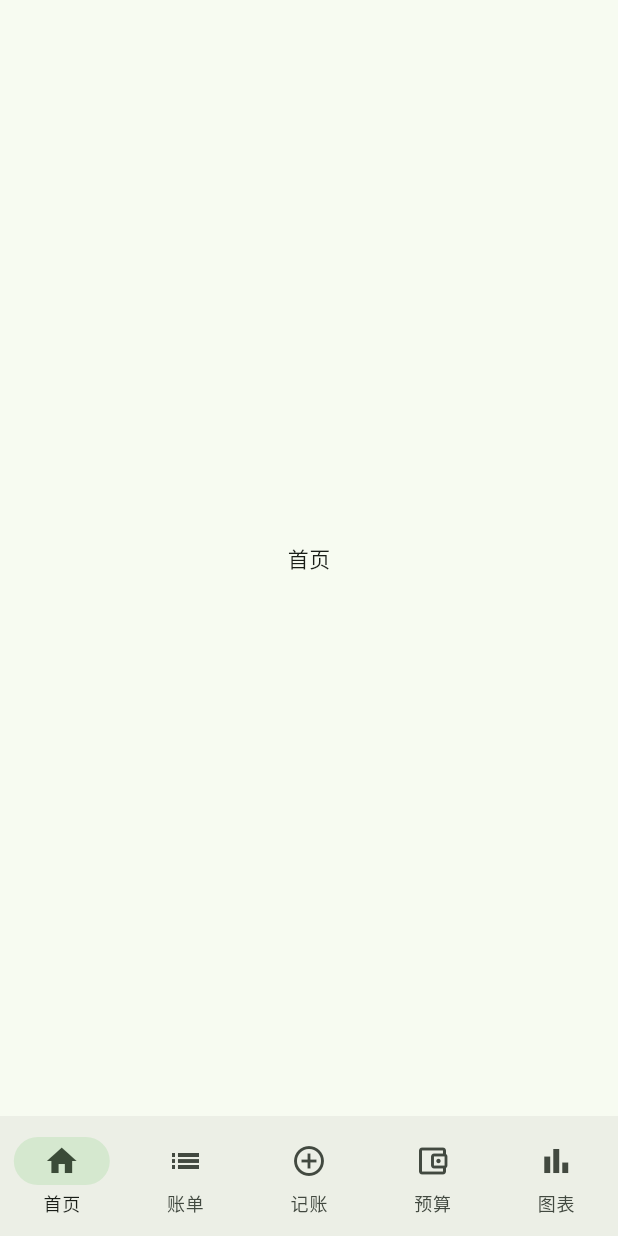
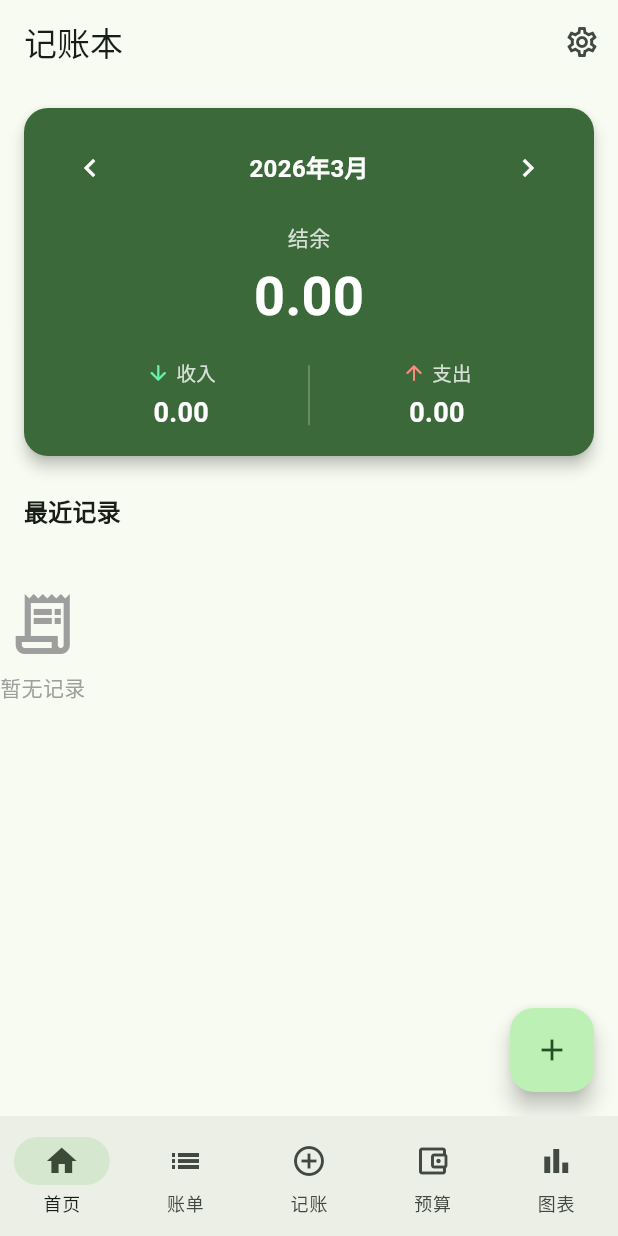
Before and after one commit to Ayor1337/flutter-accounting-book, a Flutter app: the screen it shows after launch, on a phone screen of 412 x 824 dp. Run offline on Flutter 3.47's test engine with Material 3 defaults, Android fonts, the phone set to English and light mode, and no system bars; our stand-ins replace drift, flutter_riverpod, go_router; accounts and stored records are empty; generated files the repository leaves out were written again.

Commit message:
feat: 实现首页（月度汇总卡片+最近交易列表）
- home_providers.dart：homeMonthProvider + monthlySummaryProvider.family + recentTransactionsProvider
- monthly_summary_card.dart：月份导航+结余大字+收支两列卡片
- recent_transactions_list.dart：最近交易列表（颜色/日期/金额）+空状态
- home_page.dart：整合卡片+列表+FAB，AsyncValue 三态处理

Co-Authored-By: Claude Sonnet 4.6 <noreply@anthropic.com>

```diff
--- a/lib/features/home/home_page.dart
+++ b/lib/features/home/home_page.dart
@@ -1,12 +1,97 @@
 import 'package:flutter/material.dart';
+import 'package:flutter_riverpod/flutter_riverpod.dart';
+import 'package:go_router/go_router.dart';
+import 'package:accounting_book/core/utils/date_utils.dart';
+import 'package:accounting_book/features/home/providers/home_providers.dart';
+import 'package:accounting_book/features/home/widgets/monthly_summary_card.dart';
+import 'package:accounting_book/features/home/widgets/recent_transactions_list.dart';
 
-class HomePage extends StatelessWidget {
+class HomePage extends ConsumerWidget {
   const HomePage({super.key});
 
   @override
-  Widget build(BuildContext context) {
-    return const Scaffold(
-      body: Center(child: Text('首页')),
+  Widget build(BuildContext context, WidgetRef ref) {
+    final month = ref.watch(homeMonthProvider);
+    final summaryAsync = ref.watch(monthlySummaryProvider(month));
+    final recentAsync = ref.watch(recentTransactionsProvider);
+
+    return Scaffold(
+      appBar: AppBar(
+        title: const Text('记账本'),
+        actions: [
+          IconButton(
+            icon: const Icon(Icons.settings_outlined),
+            onPressed: () => context.go('/settings'),
+            tooltip: '设置',
+          ),
+        ],
+      ),
+      body: SingleChildScrollView(
+        child: Column(
+          crossAxisAlignment: CrossAxisAlignment.start,
+          children: [
+            // 月度收支卡片
+            summaryAsync.when(
+              loading: () => const SizedBox(
+                height: 180,
+                child: Center(child: CircularProgressIndicator()),
+              ),
+              error: (e, _) => Padding(
+                padding: const EdgeInsets.all(16),
+                child: Card(
+                  child: Padding(
+                    padding: const EdgeInsets.all(16),
+                    child: Text('加载失败：$e'),
+                  ),
+                ),
+              ),
+              data: (summary) => MonthlySummaryCard(
+                month: month,
+                summary: summary,
+                onPreviousMonth: () {
+                  ref.read(homeMonthProvider.notifier).state =
+                      previousMonth(month);
+                },
+                onNextMonth: () {
+                  ref.read(homeMonthProvider.notifier).state =
+                      nextMonth(month);
+                },
+              ),
+            ),
+
+            // 最近记录标题
+            Padding(
+              padding:
+                  const EdgeInsets.symmetric(horizontal: 16, vertical: 8),
+              child: Text(
+                '最近记录',
+                style: Theme.of(context).textTheme.titleMedium?.copyWith(
+                      fontWeight: FontWeight.w600,
+                    ),
+              ),
+            ),
+
+            // 最近交易列表
+            recentAsync.when(
+              loading: () => const Padding(
+                padding: EdgeInsets.all(32),
+                child: Center(child: CircularProgressIndicator()),
+              ),
+              error: (e, _) => Padding(
+                padding: const EdgeInsets.all(16),
+                child: Text('加载失败：$e'),
+              ),
+              data: (transactions) =>
+                  RecentTransactionsList(transactions: transactions),
+            ),
+          ],
+        ),
+      ),
+      floatingActionButton: FloatingActionButton(
+        onPressed: () => context.go('/add'),
+        tooltip: '记账',
+        child: const Icon(Icons.add),
+      ),
     );
   }
 }
--- /dev/null
+++ b/lib/features/home/providers/home_providers.dart
@@ -0,0 +1,19 @@
+import 'package:flutter_riverpod/flutter_riverpod.dart';
+import 'package:accounting_book/core/database/app_database.dart';
+import 'package:accounting_book/core/providers/database_provider.dart';
+import 'package:accounting_book/core/utils/date_utils.dart';
+
+// 当前选中月份（首页用）
+final homeMonthProvider = StateProvider<String>((ref) => currentMonth());
+
+// 月度收支汇总
+final monthlySummaryProvider = StreamProvider.autoDispose
+    .family<({double income, double expense}), String>((ref, month) {
+  return ref.watch(transactionDaoProvider).getMonthlySummary(month);
+});
+
+// 最近5条交易（不随月份变化）
+final recentTransactionsProvider =
+    StreamProvider.autoDispose<List<Transaction>>((ref) {
+  return ref.watch(transactionDaoProvider).getRecentTransactions(5);
+});
--- /dev/null
+++ b/lib/features/home/widgets/monthly_summary_card.dart
@@ -0,0 +1,158 @@
+import 'package:flutter/material.dart';
+import 'package:accounting_book/core/utils/currency_formatter.dart';
+import 'package:accounting_book/core/utils/date_utils.dart';
+
+class MonthlySummaryCard extends StatelessWidget {
+  final String month;
+  final ({double income, double expense}) summary;
+  final VoidCallback onPreviousMonth;
+  final VoidCallback onNextMonth;
+
+  const MonthlySummaryCard({
+    super.key,
+    required this.month,
+    required this.summary,
+    required this.onPreviousMonth,
+    required this.onNextMonth,
+  });
+
+  @override
+  Widget build(BuildContext context) {
+    final balance = summary.income - summary.expense;
+    final colorScheme = Theme.of(context).colorScheme;
+
+    return Card(
+      margin: const EdgeInsets.all(16),
+      shape: RoundedRectangleBorder(borderRadius: BorderRadius.circular(16)),
+      color: colorScheme.primary,
+      elevation: 4,
+      child: Padding(
+        padding: const EdgeInsets.symmetric(horizontal: 20, vertical: 16),
+        child: Column(
+          children: [
+            // 顶部：月份导航
+            Row(
+              mainAxisAlignment: MainAxisAlignment.spaceBetween,
+              children: [
+                IconButton(
+                  onPressed: onPreviousMonth,
+                  icon: const Icon(Icons.chevron_left),
+                  color: colorScheme.onPrimary,
+                  padding: EdgeInsets.zero,
+                  constraints: const BoxConstraints(),
+                ),
+                Text(
+                  formatMonth(month),
+                  style: TextStyle(
+                    fontSize: 16,
+                    fontWeight: FontWeight.w600,
+                    color: colorScheme.onPrimary,
+                  ),
+                ),
+                IconButton(
+                  onPressed: onNextMonth,
+                  icon: const Icon(Icons.chevron_right),
+                  color: colorScheme.onPrimary,
+                  padding: EdgeInsets.zero,
+                  constraints: const BoxConstraints(),
+                ),
+              ],
+            ),
+            const SizedBox(height: 12),
+            // 中部：结余
+            Text(
+              '结余',
+              style: TextStyle(
+                fontSize: 14,
+                color: colorScheme.onPrimary.withValues(alpha: 0.8),
+              ),
+            ),
+            const SizedBox(height: 4),
+            Text(
+              formatAmount(balance),
+              style: TextStyle(
+                fontSize: 36,
+                fontWeight: FontWeight.bold,
+                color: colorScheme.onPrimary,
+              ),
+            ),
+            const SizedBox(height: 16),
+            // 底部：收入 | 支出
+            Row(
+              children: [
+                Expanded(
+                  child: _SummaryItem(
+                    label: '收入',
+                    amount: summary.income,
+                    icon: Icons.arrow_downward_rounded,
+                    color: Colors.greenAccent.shade200,
+                  ),
+                ),
+                Container(
+                  width: 1,
+                  height: 40,
+                  color: colorScheme.onPrimary.withValues(alpha: 0.3),
+                ),
+                Expanded(
+                  child: _SummaryItem(
+                    label: '支出',
+                    amount: summary.expense,
+                    icon: Icons.arrow_upward_rounded,
+                    color: Colors.redAccent.shade100,
+                  ),
+                ),
+              ],
+            ),
+          ],
+        ),
+      ),
+    );
+  }
+}
+
+class _SummaryItem extends StatelessWidget {
+  final String label;
+  final double amount;
+  final IconData icon;
+  final Color color;
+
+  const _SummaryItem({
+    required this.label,
+    required this.amount,
+    required this.icon,
+    required this.color,
+  });
+
+  @override
+  Widget build(BuildContext context) {
+    final colorScheme = Theme.of(context).colorScheme;
+
+    return Column(
+      children: [
+        Row(
+          mainAxisAlignment: MainAxisAlignment.center,
+          children: [
+            Icon(icon, size: 16, color: color),
+            const SizedBox(width: 4),
+            Text(
+              label,
+              style: TextStyle(
+                fontSize: 13,
+                color: colorScheme.onPrimary.withValues(alpha: 0.8),
+              ),
+            ),
+          ],
+        ),
+        const SizedBox(height: 4),
+        Text(
+          formatAmount(amount),
+          style: TextStyle(
+            fontSize: 18,
+            fontWeight: FontWeight.w600,
+            color: colorScheme.onPrimary,
+          ),
+        ),
+      ],
+    );
+  }
+}
--- /dev/null
+++ b/lib/features/home/widgets/recent_transactions_list.dart
@@ -0,0 +1,83 @@
+import 'package:flutter/material.dart';
+import 'package:accounting_book/core/database/app_database.dart';
+import 'package:accounting_book/core/utils/currency_formatter.dart';
+import 'package:accounting_book/core/utils/date_utils.dart';
+
+class RecentTransactionsList extends StatelessWidget {
+  final List<Transaction> transactions;
+
+  const RecentTransactionsList({
+    super.key,
+    required this.transactions,
+  });
+
+  @override
+  Widget build(BuildContext context) {
+    if (transactions.isEmpty) {
+      return const Padding(
+        padding: EdgeInsets.symmetric(vertical: 32),
+        child: Column(
+          mainAxisSize: MainAxisSize.min,
+          children: [
+            Icon(
+              Icons.receipt_long_outlined,
+              size: 48,
+              color: Colors.grey,
+            ),
+            SizedBox(height: 8),
+            Text(
+              '暂无记录',
+              style: TextStyle(color: Colors.grey, fontSize: 14),
+            ),
+          ],
+        ),
+      );
+    }
+
+    return ListView.separated(
+      physics: const NeverScrollableScrollPhysics(),
+      shrinkWrap: true,
+      itemCount: transactions.length,
+      separatorBuilder: (context, index) =>
+          const Divider(height: 1, indent: 56),
+      itemBuilder: (context, index) {
+        final tx = transactions[index];
+        final isIncome = tx.type == 'income';
+        final amountColor = isIncome ? Colors.green : Colors.red;
+        final amountPrefix = isIncome ? '+' : '-';
+
+        return ListTile(
+          leading: CircleAvatar(
+            backgroundColor:
+                isIncome ? Colors.green.shade50 : Colors.red.shade50,
+            child: Icon(
+              isIncome
+                  ? Icons.arrow_downward_rounded
+                  : Icons.arrow_upward_rounded,
+              color: amountColor,
+              size: 20,
+            ),
+          ),
+          title: Text(
+            tx.note?.isNotEmpty == true ? tx.note! : (isIncome ? '收入' : '支出'),
+            style: const TextStyle(fontSize: 15),
+            maxLines: 1,
+            overflow: TextOverflow.ellipsis,
+          ),
+          subtitle: Text(
+            formatDate(tx.date),
+            style: const TextStyle(fontSize: 12, color: Colors.grey),
+          ),
+          trailing: Text(
+            '$amountPrefix${formatAmount(tx.amount)}',
+            style: TextStyle(
+              fontSize: 16,
+              fontWeight: FontWeight.w600,
+              color: amountColor,
+            ),
+          ),
+        );
+      },
+    );
+  }
+}
```
